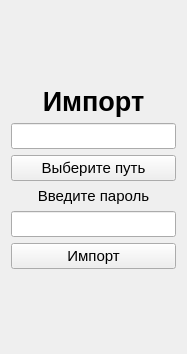
Qt form master_import_form.ui (Yavlados/VKR) before a commit.
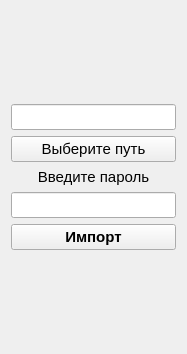
The same form after that commit.

Patch:
```diff
--- a/master_import_form.ui
+++ b/master_import_form.ui
@@ -30,24 +30,6 @@
      </property>
     </spacer>
    </item>
-   <item>
-    <widget class="QLabel" name="label_5">
-     <property name="font">
-      <font>
-       <family>Arial</family>
-       <pointsize>20</pointsize>
-       <weight>75</weight>
-       <bold>true</bold>
-      </font>
-     </property>
-     <property name="text">
-      <string>Импорт</string>
-     </property>
-     <property name="alignment">
-      <set>Qt::AlignCenter</set>
-     </property>
-    </widget>
-   </item>
    <item>
     <layout class="QVBoxLayout" name="verticalLayout_2">
      <item>
@@ -122,6 +104,8 @@
        <property name="font">
         <font>
          <pointsize>11</pointsize>
+         <weight>75</weight>
+         <bold>true</bold>
         </font>
        </property>
        <property name="text">
```
